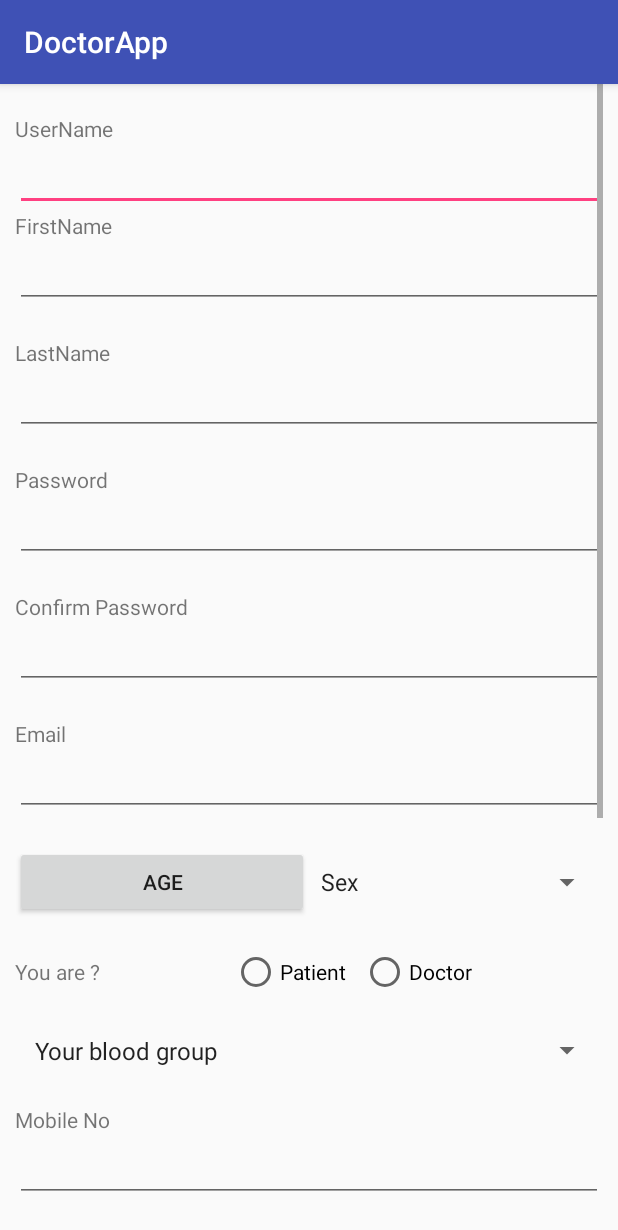
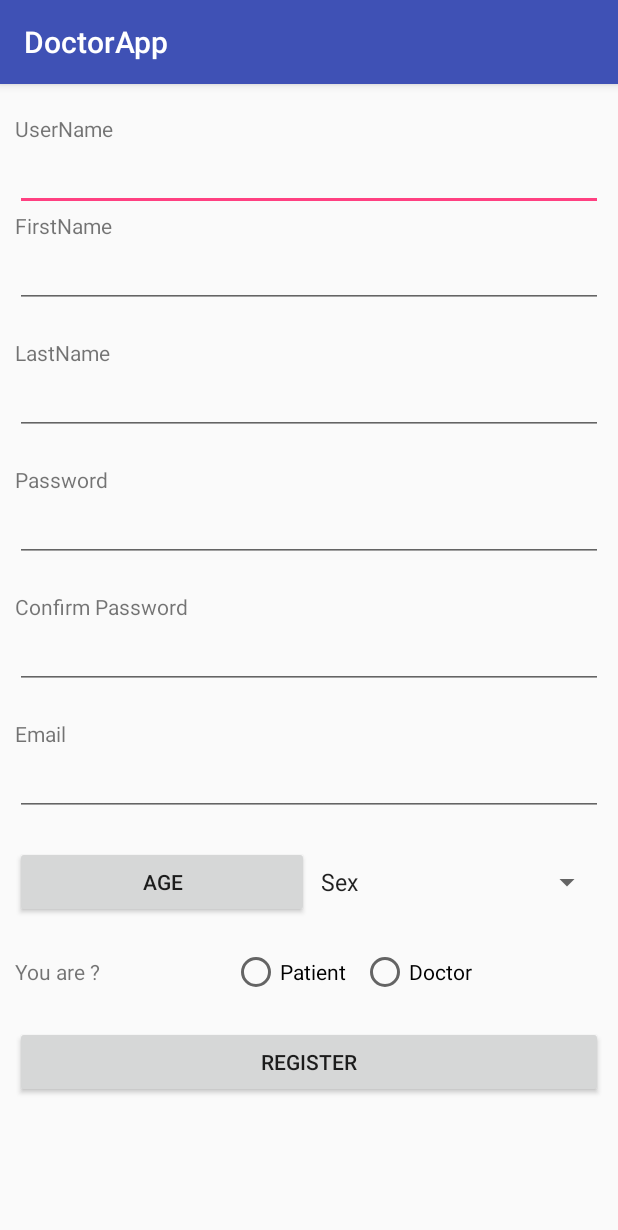
Before and after one commit to guptarahul747/DoctorsApp, an Android app: the RegisterActivity screen opened directly, with no data from a screen before it, on a phone screen of 412 x 824 dp. Shown: the top 1230 px of the screen. Run offline under Robolectric (Android 15) with nearby library versions, the phone set to English and light mode, and no system bars.

Commit message:
Registration crash solved

```diff
--- a/app/src/main/java/com/developer/project/activities/RegisterActivity.java
+++ b/app/src/main/java/com/developer/project/activities/RegisterActivity.java
@@ -23,7 +23,7 @@ import java.util.Calendar;
 import java.util.Date;
 import java.util.Locale;
 
-public class RegisterActivity extends _Activity implements OnClickListener, AdapterView.OnItemClickListener {
+public class RegisterActivity extends _Activity implements OnClickListener, AdapterView.OnItemSelectedListener {
 
     private EditText mEditTextFirstName = null;
     private EditText mEditTextLastName = null;
@@ -106,7 +106,7 @@ public class RegisterActivity extends _Activity implements OnClickListener, Adap
 
         btnAge.setOnClickListener(this);
 
-        spinnerSex.setOnItemClickListener(this);
+        spinnerSex.setOnItemSelectedListener(this);
         radioGrp.setOnCheckedChangeListener(new RadioGroup.OnCheckedChangeListener() {
             @Override
             public void onCheckedChanged(RadioGroup group, int checkedId) {
@@ -343,8 +343,23 @@ public class RegisterActivity extends _Activity implements OnClickListener, Adap
         return cal;
     }
 
+
+    /**
+     * <p>Callback method to be invoked when an item in this view has been
+     * selected. This callback is invoked only when the newly selected
+     * position is different from the previously selected position or if
+     * there was no selected item.</p>
+     * <p/>
+     * Impelmenters can call getItemAtPosition(position) if they need to access the
+     * data associated with the selected item.
+     *
+     * @param parent   The AdapterView where the selection happened
+     * @param view     The view within the AdapterView that was clicked
+     * @param position The position of the view in the adapter
+     * @param id       The row id of the item that is selected
+     */
     @Override
-    public void onItemClick(AdapterView<?> parent, View view, int position, long id) {
+    public void onItemSelected(AdapterView<?> parent, View view, int position, long id) {
 
         Spinner spinner = (Spinner) parent;
 
@@ -359,4 +374,16 @@ public class RegisterActivity extends _Activity implements OnClickListener, Adap
                 break;
         }
     }
+
+    /**
+     * Callback method to be invoked when the selection disappears from this
+     * view. The selection can disappear for instance when touch is activated
+     * or when the adapter becomes empty.
+     *
+     * @param parent The AdapterView that now contains no selected item.
+     */
+    @Override
+    public void onNothingSelected(AdapterView<?> parent) {
+
+    }
 }
--- a/app/src/main/res/layout/register_activity.xml
+++ b/app/src/main/res/layout/register_activity.xml
@@ -158,7 +158,7 @@
             android:layout_height="wrap_content"
             android:layout_marginTop="20dp"
             android:orientation="vertical"
-            android:visibility="visible">
+            android:visibility="gone">
 
             <Spinner
                 android:id="@+id/spinnerBloodGrp"
@@ -202,7 +202,7 @@
             android:layout_height="wrap_content"
             android:layout_marginTop="20dp"
             android:orientation="vertical"
-            android:visibility="visible">
+            android:visibility="gone">
 
             <Spinner
                 android:id="@+id/spinnerQualification"
@@ -260,6 +260,7 @@
             android:layout_width="match_parent"
             android:layout_height="wrap_content"
             android:layout_marginTop="20dp"
+            android:layout_marginBottom="10dp"
             android:text="Register" />
 
     </LinearLayout>
```
